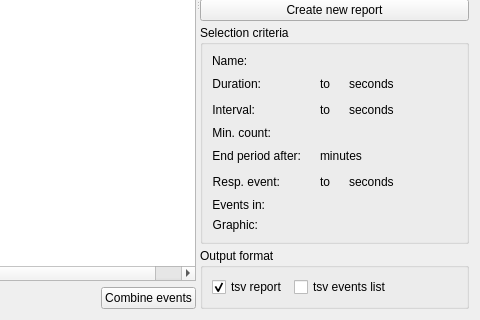
This is tools/CEAMSTools/SleepReport/EventReportStep/Ui_EventReportStep.ui in SnoozToolbox/snooz-package-ceams as Qt 5 draws it before an edit; both pictures show x 358 to 838 and y 320 to 640 of the 838 by 640 pixel window. The edited form follows.
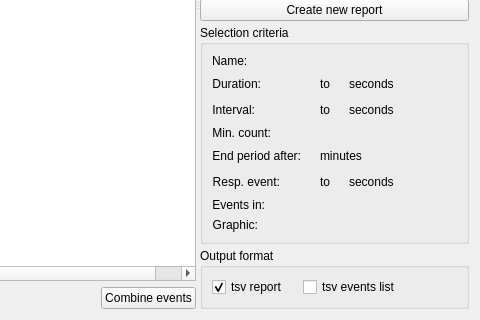
This is the edited form.

The edit to the form file:
```diff
--- a/tools/CEAMSTools/SleepReport/EventReportStep/Ui_EventReportStep.ui
+++ b/tools/CEAMSTools/SleepReport/EventReportStep/Ui_EventReportStep.ui
@@ -507,7 +507,7 @@
              <string>tsv reports are generated by default (values are easily exportable).</string>
             </property>
             <property name="text">
-             <string>tsv report</string>
+             <string>tsv report   </string>
             </property>
             <property name="checked">
              <bool>true</bool>
```
Left out of the diff: 32 changed lines with no effect on the pictures.
